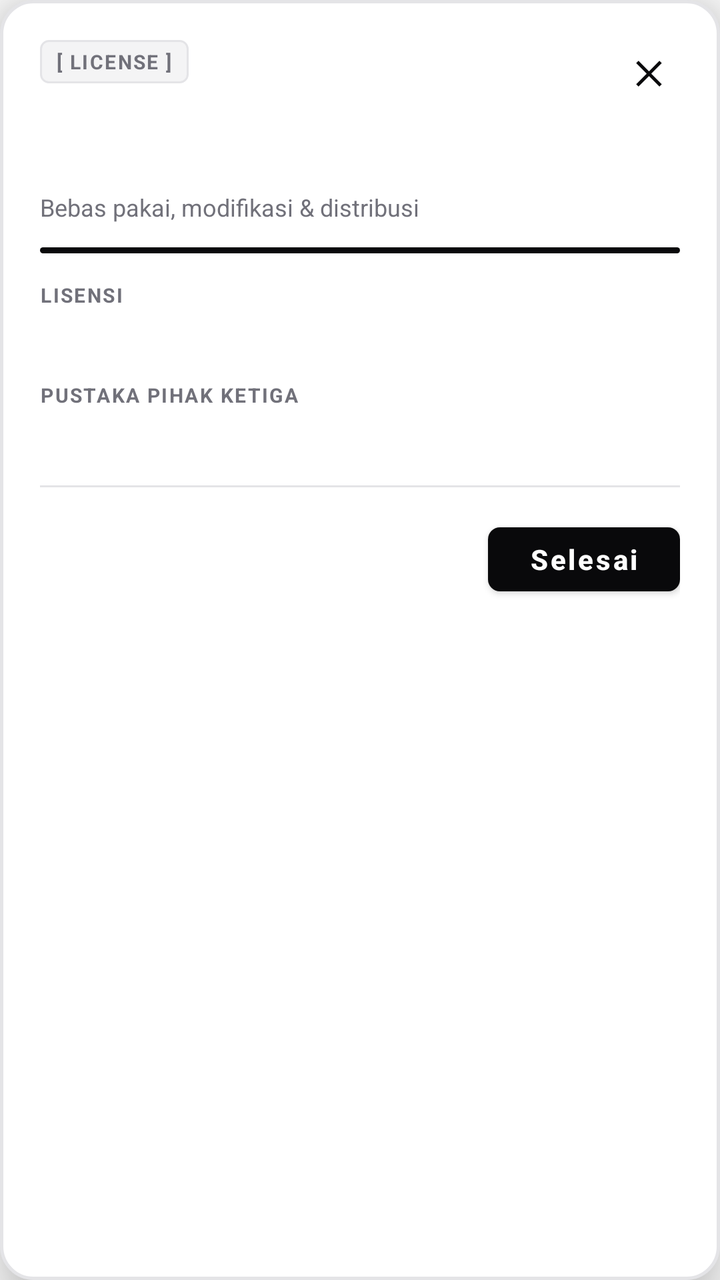
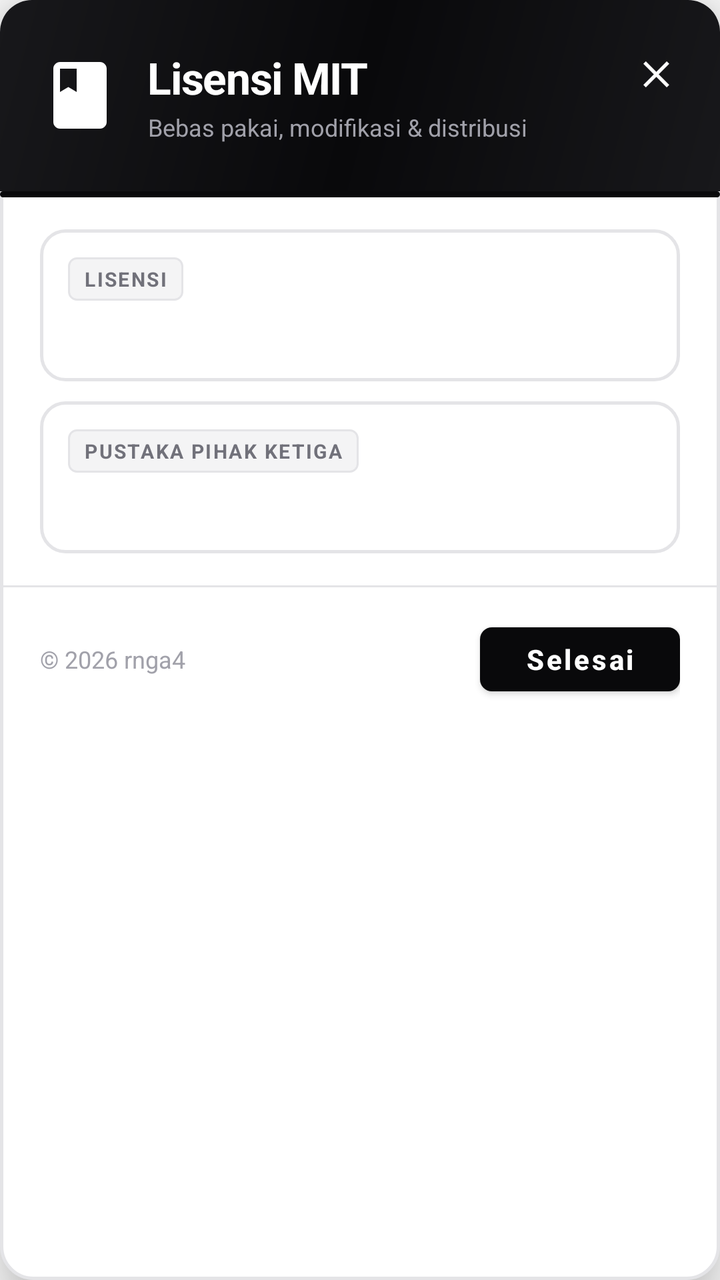

Screens rendered from an Android XML layout before and after an edit, with the pre-edit source and the edit as a unified diff.
<!-- AndroidManifest.xml: application theme Theme.Absensi -->
<!-- res/layout/dialog_license.xml -->
<?xml version="1.0" encoding="utf-8"?>
<LinearLayout xmlns:android="http://schemas.android.com/apk/res/android"
    xmlns:app="http://schemas.android.com/apk/res-auto"
    android:id="@+id/dialogRoot"
    android:layout_width="match_parent"
    android:layout_height="wrap_content"
    android:background="@drawable/bg_dialog_card"
    android:elevation="16dp"
    android:orientation="vertical"
    android:padding="20dp">

    <RelativeLayout
        android:layout_width="match_parent"
        android:layout_height="wrap_content">

        <TextView
            android:layout_width="wrap_content"
            android:layout_height="wrap_content"
            android:background="@drawable/bg_tag_pill"
            android:letterSpacing="0.08"
            android:paddingStart="8dp"
            android:paddingTop="4dp"
            android:paddingEnd="8dp"
            android:paddingBottom="4dp"
            android:text="@string/tag_license"
            android:textColor="@color/text_secondary"
            android:textSize="10sp"
            android:textStyle="bold" />

        <TextView
            android:id="@+id/btnClose"
            android:layout_width="32dp"
            android:layout_height="32dp"
            android:layout_alignParentEnd="true"
            android:background="?attr/selectableItemBackgroundBorderless"
            android:clickable="true"
            android:focusable="true"
            android:gravity="center"
            android:text="✕"
            android:textColor="@color/text_primary"
            android:textSize="16sp"
            android:textStyle="bold" />
    </RelativeLayout>

    <TextView
        android:id="@+id/tvDialogTitle"
        android:layout_width="wrap_content"
        android:layout_height="wrap_content"
        android:layout_marginTop="12dp"
        android:letterSpacing="-0.03"
        android:textColor="@color/text_primary"
        android:textSize="22sp"
        android:textStyle="bold" />

    <TextView
        android:layout_width="wrap_content"
        android:layout_height="wrap_content"
        android:layout_marginTop="2dp"
        android:text="@string/license_subtitle"
        android:textColor="@color/text_secondary"
        android:textSize="12sp" />

    <View
        android:layout_width="match_parent"
        android:layout_height="3dp"
        android:layout_marginTop="12dp"
        android:background="@drawable/bg_accent_bar" />

    <ScrollView
        android:layout_width="match_parent"
        android:layout_height="wrap_content"
        android:layout_marginTop="14dp"
        android:maxHeight="300dp"
        android:scrollbars="vertical">

        <LinearLayout
            android:layout_width="match_parent"
            android:layout_height="wrap_content"
            android:orientation="vertical">

            <TextView
                android:layout_width="wrap_content"
                android:layout_height="wrap_content"
                android:letterSpacing="0.08"
                android:text="@string/license_label"
                android:textColor="@color/text_secondary"
                android:textSize="10sp"
                android:textStyle="bold" />

            <TextView
                android:id="@+id/tvLicenseText"
                android:layout_width="match_parent"
                android:layout_height="wrap_content"
                android:layout_marginTop="6dp"
                android:lineSpacingMultiplier="1.4"
                android:textColor="@color/text_secondary"
                android:textSize="12sp" />

            <TextView
                android:layout_width="wrap_content"
                android:layout_height="wrap_content"
                android:layout_marginTop="14dp"
                android:letterSpacing="0.08"
                android:text="@string/license_third_party_label"
                android:textColor="@color/text_secondary"
                android:textSize="10sp"
                android:textStyle="bold" />

            <TextView
                android:id="@+id/tvThirdParty"
                android:layout_width="match_parent"
                android:layout_height="wrap_content"
                android:layout_marginTop="6dp"
                android:lineSpacingMultiplier="1.4"
                android:textColor="@color/text_tertiary"
                android:textSize="12sp" />
        </LinearLayout>
    </ScrollView>

    <View
        android:layout_width="match_parent"
        android:layout_height="1dp"
        android:layout_marginTop="16dp"
        android:background="@color/divider" />

    <LinearLayout
        android:layout_width="match_parent"
        android:layout_height="wrap_content"
        android:layout_marginTop="14dp"
        android:gravity="center_vertical"
        android:orientation="horizontal">

        <TextView
            android:id="@+id/tvDialogCopyright"
            android:layout_width="0dp"
            android:layout_height="wrap_content"
            android:layout_weight="1"
            android:textColor="@color/text_tertiary"
            android:textSize="12sp" />

        <com.google.android.material.button.MaterialButton
            android:id="@+id/btnDone"
            android:layout_width="wrap_content"
            android:layout_height="44dp"
            android:minWidth="96dp"
            android:text="@string/btn_done"
            android:textAllCaps="false"
            android:textColor="@color/text_on_accent"
            android:textSize="14sp"
            android:textStyle="bold"
            app:backgroundTint="@color/accent"
            app:cornerRadius="6dp" />
    </LinearLayout>
</LinearLayout>
<!-- resources referenced by this layout -->
<resources>
  <color name="accent">#09090B</color>
  <color name="divider">#E4E4E7</color>
  <color name="text_on_accent">#FFFFFF</color>
  <color name="text_primary">#09090B</color>
  <color name="text_secondary">#71717A</color>
  <color name="text_tertiary">#A1A1AA</color>
  <!-- drawable bg_accent_bar (drawable) -->
  <?xml version="1.0" encoding="utf-8"?>
  <shape xmlns:android="http://schemas.android.com/apk/res/android"
      android:shape="rectangle">
      <solid android:color="@color/accent" />
      <corners android:radius="2dp" />
  </shape>
  <!-- drawable bg_dialog_card (drawable) -->
  <?xml version="1.0" encoding="utf-8"?>
  <shape xmlns:android="http://schemas.android.com/apk/res/android"
      android:shape="rectangle">
      <solid android:color="@color/surface" />
      <corners android:radius="16dp" />
      <stroke android:width="1.5dp" android:color="@color/border_crisp" />
  </shape>
  <!-- drawable bg_tag_pill (drawable) -->
  <?xml version="1.0" encoding="utf-8"?>
  <shape xmlns:android="http://schemas.android.com/apk/res/android"
      android:shape="rectangle">
      <solid android:color="@color/accent_light" />
      <corners android:radius="4dp" />
      <stroke android:width="1dp" android:color="@color/border_crisp" />
  </shape>
  <string name="btn_done">Selesai</string>
  <string name="license_label">LISENSI</string>
  <string name="license_subtitle">Bebas pakai, modifikasi &amp; distribusi</string>
  <string name="license_third_party_label">PUSTAKA PIHAK KETIGA</string>
  <string name="tag_license">[ LICENSE ]</string>
  <style name="Theme.Absensi" parent="Theme.MaterialComponents.DayNight.NoActionBar">
          <item name="android:windowBackground">@color/bg_primary</item>
          <item name="colorPrimary">@color/accent</item>
          <item name="colorPrimaryDark">@color/primary_dark</item>
          <item name="android:statusBarColor">@color/surface</item>
          <item name="android:windowLightStatusBar">true</item>
          <item name="colorAccent">@color/accent</item>
      </style>
  <color name="surface">#FFFFFF</color>
  <color name="border_crisp">#E4E4E7</color>
  <color name="accent_light">#F4F4F5</color>
  <color name="bg_primary">#FAFAFA</color>
  <color name="primary_dark">#09090B</color>
</resources>

<!-- the commit's change to res/layout/dialog_license.xml (unified diff, before → after) -->
@@ -6,71 +6,88 @@
     android:layout_height="wrap_content"
     android:background="@drawable/bg_dialog_card"
     android:elevation="16dp"
-    android:orientation="vertical"
-    android:padding="20dp">
-
-    <RelativeLayout
-        android:layout_width="match_parent"
-        android:layout_height="wrap_content">
-
-        <TextView
-            android:layout_width="wrap_content"
-            android:layout_height="wrap_content"
-            android:background="@drawable/bg_tag_pill"
-            android:letterSpacing="0.08"
-            android:paddingStart="8dp"
-            android:paddingTop="4dp"
-            android:paddingEnd="8dp"
-            android:paddingBottom="4dp"
-            android:text="@string/tag_license"
-            android:textColor="@color/text_secondary"
-            android:textSize="10sp"
-            android:textStyle="bold" />
+    android:orientation="vertical">
+
+    
+    <FrameLayout
+        android:layout_width="match_parent"
+        android:layout_height="wrap_content"
+        android:background="@drawable/bg_dialog_header"
+        android:clipToPadding="false"
+        android:paddingStart="20dp"
+        android:paddingTop="24dp"
+        android:paddingEnd="20dp"
+        android:paddingBottom="24dp">
 
         <TextView
             android:id="@+id/btnClose"
             android:layout_width="32dp"
             android:layout_height="32dp"
-            android:layout_alignParentEnd="true"
+            android:layout_gravity="top|end"
+            android:layout_marginTop="-4dp"
+            android:layout_marginEnd="-4dp"
             android:background="?attr/selectableItemBackgroundBorderless"
             android:clickable="true"
             android:focusable="true"
             android:gravity="center"
             android:text="✕"
-            android:textColor="@color/text_primary"
+            android:textColor="#FFFFFF"
             android:textSize="16sp"
             android:textStyle="bold" />
-    </RelativeLayout>
-
-    <TextView
-        android:id="@+id/tvDialogTitle"
-        android:layout_width="wrap_content"
+
+        <LinearLayout
+            android:layout_width="wrap_content"
+            android:layout_height="wrap_content"
+            android:orientation="horizontal">
+
+            <ImageView
+                android:layout_width="40dp"
+                android:layout_height="40dp"
+                android:layout_gravity="center_vertical"
+                android:src="@drawable/ic_book_open"
+                android:tint="#FFFFFF" />
+
+            <LinearLayout
+                android:layout_width="wrap_content"
+                android:layout_height="wrap_content"
+                android:layout_marginStart="14dp"
+                android:orientation="vertical">
+
+                <TextView
+                    android:id="@+id/tvDialogTitle"
+                    android:layout_width="wrap_content"
+                    android:layout_height="wrap_content"
+                    android:letterSpacing="-0.02"
+                    android:text="Lisensi MIT"
+                    android:textColor="#FFFFFF"
+                    android:textSize="22sp"
+                    android:textStyle="bold" />
+
+                <TextView
+                    android:id="@+id/tvDialogSubtitle"
+                    android:layout_width="wrap_content"
+                    android:layout_height="wrap_content"
+                    android:layout_marginTop="2dp"
+                    android:text="@string/license_subtitle"
+                    android:textColor="#A1A1AA"
+                    android:textSize="12sp" />
+            </LinearLayout>
+        </LinearLayout>
+    </FrameLayout>
+
+    
+    <View
+        android:layout_width="match_parent"
+        android:layout_height="3dp"
+        android:background="@drawable/bg_accent_bar" />
+
+    
+    <ScrollView
+        android:layout_width="match_parent"
         android:layout_height="wrap_content"
-        android:layout_marginTop="12dp"
-        android:letterSpacing="-0.03"
-        android:textColor="@color/text_primary"
-        android:textSize="22sp"
-        android:textStyle="bold" />
-
-    <TextView
-        android:layout_width="wrap_content"
-        android:layout_height="wrap_content"
-        android:layout_marginTop="2dp"
-        android:text="@string/license_subtitle"
-        android:textColor="@color/text_secondary"
-        android:textSize="12sp" />
-
-    <View
-        android:layout_width="match_parent"
-        android:layout_height="3dp"
-        android:layout_marginTop="12dp"
-        android:background="@drawable/bg_accent_bar" />
-
-    <ScrollView
-        android:layout_width="match_parent"
-        android:layout_height="wrap_content"
-        android:layout_marginTop="14dp"
-        android:maxHeight="300dp"
+        android:layout_marginTop="16dp"
+        android:paddingStart="20dp"
+        android:paddingEnd="20dp"
         android:scrollbars="vertical">
 
         <LinearLayout
@@ -78,45 +95,74 @@
             android:layout_height="wrap_content"
             android:orientation="vertical">
 
-            <TextView
-                android:layout_width="wrap_content"
-                android:layout_height="wrap_content"
-                android:letterSpacing="0.08"
-                android:text="@string/license_label"
-                android:textColor="@color/text_secondary"
-                android:textSize="10sp"
-                android:textStyle="bold" />
-
-            <TextView
-                android:id="@+id/tvLicenseText"
+            
+            <LinearLayout
                 android:layout_width="match_parent"
                 android:layout_height="wrap_content"
-                android:layout_marginTop="6dp"
-                android:lineSpacingMultiplier="1.4"
-                android:textColor="@color/text_secondary"
-                android:textSize="12sp" />
-
-            <TextView
-                android:layout_width="wrap_content"
-                android:layout_height="wrap_content"
-                android:layout_marginTop="14dp"
-                android:letterSpacing="0.08"
-                android:text="@string/license_third_party_label"
-                android:textColor="@color/text_secondary"
-                android:textSize="10sp"
-                android:textStyle="bold" />
-
-            <TextView
-                android:id="@+id/tvThirdParty"
+                android:background="@drawable/bg_hero_card"
+                android:orientation="vertical"
+                android:padding="14dp">
+
+                <TextView
+                    android:layout_width="wrap_content"
+                    android:layout_height="wrap_content"
+                    android:background="@drawable/bg_tag_pill"
+                    android:letterSpacing="0.08"
+                    android:paddingStart="8dp"
+                    android:paddingTop="4dp"
+                    android:paddingEnd="8dp"
+                    android:paddingBottom="4dp"
+                    android:text="@string/license_label"
+                    android:textColor="@color/text_secondary"
+                    android:textSize="10sp"
+                    android:textStyle="bold" />
+
+                <TextView
+                    android:id="@+id/tvLicenseText"
+                    android:layout_width="match_parent"
+                    android:layout_height="wrap_content"
+                    android:layout_marginTop="10dp"
+                    android:lineSpacingMultiplier="1.5"
+                    android:textColor="@color/text_secondary"
+                    android:textSize="12sp" />
+            </LinearLayout>
+
+            
+            <LinearLayout
                 android:layout_width="match_parent"
                 android:layout_height="wrap_content"
-                android:layout_marginTop="6dp"
-                android:lineSpacingMultiplier="1.4"
-                android:textColor="@color/text_tertiary"
-                android:textSize="12sp" />
+                android:layout_marginTop="10dp"
+                android:background="@drawable/bg_hero_card"
+                android:orientation="vertical"
+                android:padding="14dp">
+
+                <TextView
+                    android:layout_width="wrap_content"
+                    android:layout_height="wrap_content"
+                    android:background="@drawable/bg_tag_pill"
+                    android:letterSpacing="0.08"
+                    android:paddingStart="8dp"
+                    android:paddingTop="4dp"
+                    android:paddingEnd="8dp"
+                    android:paddingBottom="4dp"
+                    android:text="@string/license_third_party_label"
+                    android:textColor="@color/text_secondary"
+                    android:textSize="10sp"
+                    android:textStyle="bold" />
+
+                <TextView
+                    android:id="@+id/tvThirdParty"
+                    android:layout_width="match_parent"
+                    android:layout_height="wrap_content"
+                    android:layout_marginTop="10dp"
+                    android:lineSpacingMultiplier="1.5"
+                    android:textColor="@color/text_tertiary"
+                    android:textSize="12sp" />
+            </LinearLayout>
         </LinearLayout>
     </ScrollView>
 
+    
     <View
         android:layout_width="match_parent"
         android:layout_height="1dp"
@@ -126,15 +172,19 @@
     <LinearLayout
         android:layout_width="match_parent"
         android:layout_height="wrap_content"
-        android:layout_marginTop="14dp"
         android:gravity="center_vertical"
-        android:orientation="horizontal">
+        android:orientation="horizontal"
+        android:paddingStart="20dp"
+        android:paddingTop="14dp"
+        android:paddingEnd="20dp"
+        android:paddingBottom="20dp">
 
         <TextView
             android:id="@+id/tvDialogCopyright"
             android:layout_width="0dp"
             android:layout_height="wrap_content"
             android:layout_weight="1"
+            android:text="© 2026 rnga4"
             android:textColor="@color/text_tertiary"
             android:textSize="12sp" />
 
@@ -142,7 +192,7 @@
             android:id="@+id/btnDone"
             android:layout_width="wrap_content"
             android:layout_height="44dp"
-            android:minWidth="96dp"
+            android:minWidth="100dp"
             android:text="@string/btn_done"
             android:textAllCaps="false"
             android:textColor="@color/text_on_accent"
<!-- resource entries referenced after the edit -->
@@ -3,7 +3,6 @@
   <color name="accent">#09090B</color>
   <color name="divider">#E4E4E7</color>
   <color name="text_on_accent">#FFFFFF</color>
-  <color name="text_primary">#09090B</color>
   <color name="text_secondary">#71717A</color>
   <color name="text_tertiary">#A1A1AA</color>
   <!-- drawable bg_accent_bar (drawable) -->
@@ -21,6 +20,28 @@
       <corners android:radius="16dp" />
       <stroke android:width="1.5dp" android:color="@color/border_crisp" />
   </shape>
+  <!-- drawable bg_dialog_header (drawable) -->
+  <?xml version="1.0" encoding="utf-8"?>
+  <shape xmlns:android="http://schemas.android.com/apk/res/android"
+      android:shape="rectangle">
+      <gradient
+          android:angle="135"
+          android:startColor="#18181B"
+          android:centerColor="#09090B"
+          android:endColor="#18181B"
+          android:type="linear" />
+      <corners
+          android:topLeftRadius="16dp"
+          android:topRightRadius="16dp" />
+  </shape>
+  <!-- drawable bg_hero_card (drawable) -->
+  <?xml version="1.0" encoding="utf-8"?>
+  <shape xmlns:android="http://schemas.android.com/apk/res/android"
+      android:shape="rectangle">
+      <solid android:color="@color/surface" />
+      <corners android:radius="12dp" />
+      <stroke android:width="1.5dp" android:color="@color/border_crisp" />
+  </shape>
   <!-- drawable bg_tag_pill (drawable) -->
   <?xml version="1.0" encoding="utf-8"?>
   <shape xmlns:android="http://schemas.android.com/apk/res/android"
@@ -29,11 +50,21 @@
       <corners android:radius="4dp" />
       <stroke android:width="1dp" android:color="@color/border_crisp" />
   </shape>
+  <!-- drawable ic_book_open (drawable) -->
+  <?xml version="1.0" encoding="utf-8"?>
+  <vector xmlns:android="http://schemas.android.com/apk/res/android"
+      android:width="48dp"
+      android:height="48dp"
+      android:viewportWidth="24"
+      android:viewportHeight="24">
+      <path
+          android:fillColor="#FFFFFF"
+          android:pathData="M6,2C4.9,2 4,2.9 4,4v16c0,1.1 0.9,2 2,2h12c1.1,0 2,-0.9 2,-2V4c0,-1.1 -0.9,-2 -2,-2H6zM6,4h5v7l-2.5,-1.5L6,11V4z" />
+  </vector>
   <string name="btn_done">Selesai</string>
   <string name="license_label">LISENSI</string>
   <string name="license_subtitle">Bebas pakai, modifikasi &amp; distribusi</string>
   <string name="license_third_party_label">PUSTAKA PIHAK KETIGA</string>
-  <string name="tag_license">[ LICENSE ]</string>
   <style name="Theme.Absensi" parent="Theme.MaterialComponents.DayNight.NoActionBar">
           <item name="android:windowBackground">@color/bg_primary</item>
           <item name="colorPrimary">@color/accent</item>
